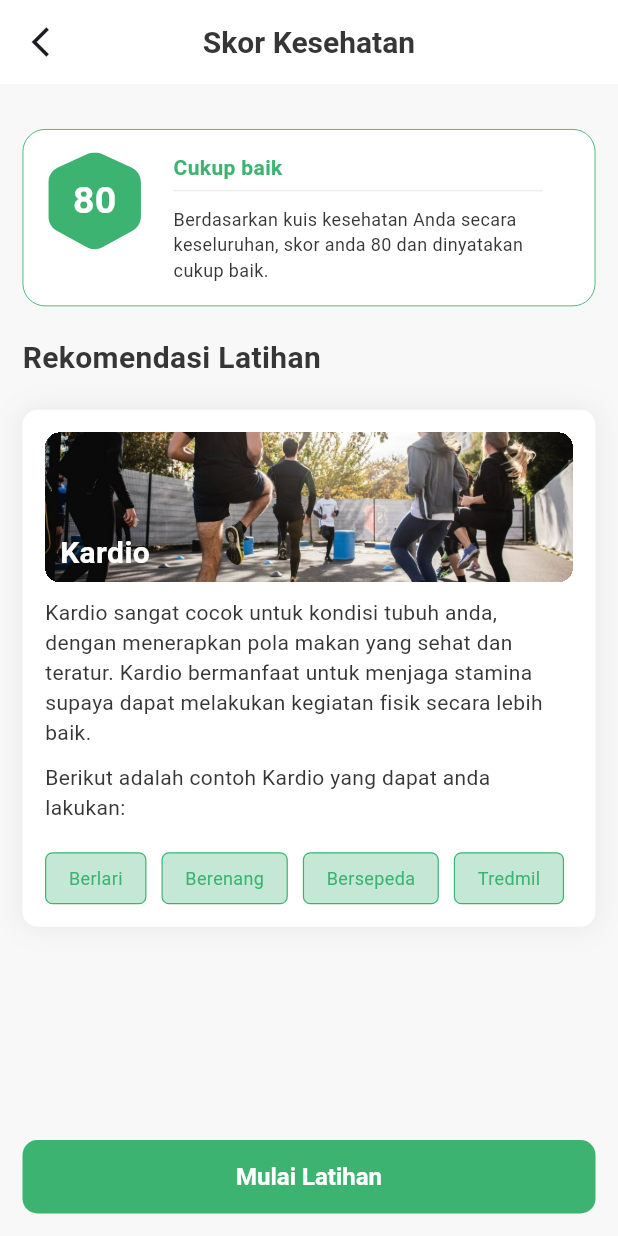
After one commit to gdsc-ums/Hahu_hoheng_FitFun, a Flutter app: the HealthScoreView screen opened by its route, on a phone screen of 412 x 824 dp. The commit adds this screen. Run offline on Flutter 3.47's test engine with Material 3 defaults, Android fonts, the phone set to English and light mode, and no system bars; our stand-ins replace cloud_firestore, firebase_auth, firebase_core, flutter_svg, get; accounts and stored records are empty.

Commit message:
add health score page

```diff
--- /dev/null
+++ b/lib/bindings/health_score_binding.dart
@@ -0,0 +1,9 @@
+import 'package:get/get.dart';
+import 'package:hahu_hoheng_fitfun/controllers/heath_score_controller.dart';
+
+class HealthScoreBinding implements Bindings {
+  @override
+  void dependencies() {
+    Get.lazyPut<HealthScoreController>(() => HealthScoreController());
+  }
+}
--- /dev/null
+++ b/lib/controllers/heath_score_controller.dart
@@ -0,0 +1,7 @@
+import 'package:get/get.dart';
+
+class HealthScoreController extends GetxController {
+  final List<String> kardioList = [
+    "Berlari", "Berenang", "Bersepeda", "Tredmil"
+  ];
+}
--- a/lib/routes/route.dart
+++ b/lib/routes/route.dart
@@ -1,7 +1,9 @@
 import 'package:get/get.dart';
+import 'package:hahu_hoheng_fitfun/bindings/health_score_binding.dart';
 import 'package:hahu_hoheng_fitfun/bindings/home_binding.dart';
 import 'package:hahu_hoheng_fitfun/bindings/quiz_binding.dart';
 import 'package:hahu_hoheng_fitfun/bindings/login_binding.dart';
+import 'package:hahu_hoheng_fitfun/views/health_score.dart';
 import 'package:hahu_hoheng_fitfun/views/login.dart';
 import 'package:hahu_hoheng_fitfun/bindings/splash_binding.dart';
 import 'package:hahu_hoheng_fitfun/views/signup.dart';
@@ -45,6 +47,12 @@ class AppPage {
       name: RouteName.quizTwo,
       page: () => const QuizViewTwo(),
       transition: Transition.rightToLeft
+    ),
+    GetPage(
+      name: RouteName.healthScore,
+      page: () => const HealthScoreView(),
+      binding: HealthScoreBinding(),
+      transition: Transition.rightToLeft
     )
   ];
 }
--- a/lib/routes/route_name.dart
+++ b/lib/routes/route_name.dart
@@ -5,4 +5,5 @@ abstract class RouteName {
   static const splash = "/splash";
   static const quiz = "/quiz";
   static const quizTwo = "/quizTwo";
+  static const healthScore = "/health-score";
 }
--- a/lib/themes/app_color.dart
+++ b/lib/themes/app_color.dart
@@ -3,6 +3,6 @@ import 'package:flutter/material.dart';
 const Color primaryColor = Color(0xFF363636);
 const Color secondaryColor = Color(0xFF3CB371);
 const Color bgAppColor = Color(0xFFF8F8F8);
-const Color shadowColor = Color.fromARGB(57, 131, 131, 131);
+const Color shadowColor = Color.fromARGB(57, 179, 178, 178);
 const Color textGrey = Color.fromARGB(255, 187, 189, 191);
 const Color textBlack = Color(0xFF363636);
--- /dev/null
+++ b/lib/views/health_score.dart
@@ -0,0 +1,73 @@
+import 'package:flutter/material.dart';
+import 'package:get/get.dart';
+import 'package:hahu_hoheng_fitfun/themes/app_color.dart';
+import 'package:hahu_hoheng_fitfun/themes/app_font.dart';
+import 'package:hahu_hoheng_fitfun/widgets/healthScore/exercise_recommendation.dart';
+import 'package:hahu_hoheng_fitfun/widgets/healthScore/header_section.dart';
+
+class HealthScoreView extends StatelessWidget {
+  const HealthScoreView({super.key});
+
+  @override
+  Widget build(BuildContext context) {
+    return Scaffold(
+      appBar: AppBar(
+        backgroundColor: Colors.white,
+        scrolledUnderElevation: 0,
+        leading: GestureDetector(
+            onTap: () => Get.back(),
+            child: const Padding(
+              padding: EdgeInsets.only(left: 10.0),
+              child: Icon(Icons.arrow_back_ios),
+            )),
+        title: Text(
+          "Skor Kesehatan",
+          style: text20,
+        ),
+        centerTitle: true,
+      ),
+      body: SafeArea(
+          child: Padding(
+        padding: const EdgeInsetsDirectional.symmetric(horizontal: 15),
+        child: SizedBox(
+          height: Get.height,
+          width: Get.width,
+          child: Stack(
+            children: [
+              const SingleChildScrollView(
+                child: Column(
+                  children: [
+                    SizedBox(
+                      height: 30,
+                    ),
+                    HealthScoreHeader(),
+                    SizedBox(
+                      height: 20,
+                    ),
+                    HealthScoreRecommendation(),
+                    SizedBox(
+                      height: 100,
+                    )
+                  ],
+                ),
+              ),
+              Positioned(
+                  bottom: 15,
+                  child: SizedBox(
+                    width: Get.width - 30,
+                    child: ElevatedButton(
+                        style: ElevatedButton.styleFrom(
+                            backgroundColor: secondaryColor),
+                        onPressed: () {},
+                        child: Text(
+                          "Mulai Latihan",
+                          style: buttonText,
+                        )),
+                  ))
+            ],
+          ),
+        ),
+      )),
+    );
+  }
+}
--- /dev/null
+++ b/lib/widgets/healthScore/exercise_recommendation.dart
@@ -0,0 +1,112 @@
+import 'package:flutter/material.dart';
+import 'package:get/get.dart';
+import 'package:hahu_hoheng_fitfun/controllers/heath_score_controller.dart';
+import 'package:hahu_hoheng_fitfun/themes/app_color.dart';
+import 'package:hahu_hoheng_fitfun/themes/app_font.dart';
+
+class HealthScoreRecommendation extends StatelessWidget {
+  const HealthScoreRecommendation({super.key});
+
+  @override
+  Widget build(BuildContext context) {
+    final controller = Get.find<HealthScoreController>();
+    return Column(
+      crossAxisAlignment: CrossAxisAlignment.start,
+      children: [
+        Text(
+          "Rekomendasi Latihan",
+          style: text20,
+        ),
+        const SizedBox(
+          height: 20,
+        ),
+        Container(
+          padding: const EdgeInsets.all(15),
+          decoration: BoxDecoration(
+              color: Colors.white,
+              borderRadius: BorderRadius.circular(10),
+              boxShadow: const [
+                BoxShadow(
+                    color: shadowColor,
+                    offset: Offset(0, 0),
+                    spreadRadius: 1,
+                    blurRadius: 15)
+              ]),
+          child: Column(
+            crossAxisAlignment: CrossAxisAlignment.start,
+            children: [
+              Container(
+                width: Get.width,
+                height: 100,
+                clipBehavior: Clip.hardEdge,
+                decoration: BoxDecoration(
+                  borderRadius: BorderRadius.circular(10),
+                ),
+                child: Stack(
+                  fit: StackFit.expand,
+                  children: [
+                    Image.asset(
+                      "assets/images/exercise_recommendation.jpg",
+                      fit: BoxFit.cover,
+                    ),
+                    Positioned(
+                        bottom: 5,
+                        left: 10,
+                        child: Text(
+                          "Kardio",
+                          style: text20.copyWith(color: Colors.white),
+                        ))
+                  ],
+                ),
+              ),
+              const SizedBox(
+                height: 10,
+              ),
+              const Padding(
+                padding: EdgeInsets.only(right: 5),
+                child: Column(
+                  crossAxisAlignment: CrossAxisAlignment.start,
+                  children: [
+                    Text(
+                        "Kardio sangat cocok untuk kondisi tubuh anda, dengan menerapkan pola makan yang sehat dan teratur. Kardio bermanfaat untuk menjaga stamina supaya dapat melakukan kegiatan fisik secara lebih baik."),
+                    SizedBox(
+                      height: 10,
+                    ),
+                    Text(
+                        "Berikut adalah contoh Kardio yang dapat anda lakukan:")
+                  ],
+                ),
+              ),
+              const SizedBox(
+                height: 20,
+              ),
+              Wrap(
+                crossAxisAlignment: WrapCrossAlignment.start,
+                runAlignment: WrapAlignment.start,
+                runSpacing: 10,
+                alignment: WrapAlignment.start,
+                spacing: 10,
+                children: controller.kardioList
+                    .map<Widget>((item) => Container(
+                          margin: EdgeInsets.zero,
+                          padding: const EdgeInsets.symmetric(
+                              vertical: 8, horizontal: 15),
+                          decoration: BoxDecoration(
+                              color: const Color(0xFFC4E8D5),
+                              border:
+                                  Border.all(width: 0.8, color: secondaryColor),
+                              borderRadius: BorderRadius.circular(5)),
+                          child: Text(
+                            item,
+                            style: text12.copyWith(color: secondaryColor),
+                          ),
+                        ))
+                    .toList(),
+              )
+            ],
+          ),
+        ),
+      ],
+    );
+  }
+}
--- /dev/null
+++ b/lib/widgets/healthScore/header_section.dart
@@ -0,0 +1,77 @@
+import 'package:flutter/material.dart';
+import 'package:flutter_svg/svg.dart';
+import 'package:get/get.dart';
+
+import '../../themes/app_color.dart';
+import '../../themes/app_font.dart';
+
+class HealthScoreHeader extends StatelessWidget {
+  const HealthScoreHeader({super.key});
+
+  @override
+  Widget build(BuildContext context) {
+    return Container(
+      width: Get.width,
+      padding: const EdgeInsets.all(15),
+      decoration: BoxDecoration(
+          color: Colors.white,
+          borderRadius: BorderRadius.circular(15),
+          border: Border.all(width: 0.6, color: secondaryColor)),
+      child: IntrinsicHeight(
+        child: Row(
+          crossAxisAlignment: CrossAxisAlignment.start,
+          children: [
+            Padding(
+              padding: const EdgeInsets.only(right: 20),
+              child: Stack(
+                alignment: Alignment.center,
+                children: [
+                  SvgPicture.asset(
+                    "assets/svg/hexagon_shape.svg",
+                    height: 65,
+                    width: 65,
+                  ),
+                  Text(
+                    "80",
+                    style: text25.copyWith(color: Colors.white),
+                  )
+                ],
+              ),
+            ),
+            Expanded(
+                child: Padding(
+              padding: const EdgeInsets.only(right: 20.0),
+              child: Column(
+                crossAxisAlignment: CrossAxisAlignment.start,
+                children: [
+                  Text(
+                    "Cukup baik",
+                    style: text14.copyWith(
+                        fontWeight: FontWeight.w600, color: secondaryColor),
+                  ),
+                  const SizedBox(
+                    height: 5,
+                  ),
+                  Container(
+                    height: 1,
+                    width: Get.width,
+                    color: shadowColor,
+                  ),
+                  const SizedBox(
+                    height: 10,
+                  ),
+                  Expanded(
+                      child: Text(
+                    "Berdasarkan kuis kesehatan Anda secara keseluruhan, skor anda 80 dan dinyatakan cukup baik.",
+                    style: text12,
+                    overflow: TextOverflow.visible,
+                  )),
+                ],
+              ),
+            ))
+          ],
+        ),
+      ),
+    );
+  }
+}
--- a/lib/widgets/home/header_section.dart
+++ b/lib/widgets/home/header_section.dart
@@ -4,12 +4,16 @@ import 'package:get/get.dart';
 import 'package:hahu_hoheng_fitfun/themes/app_color.dart';
 import 'package:hahu_hoheng_fitfun/themes/app_font.dart';
 
+import '../../routes/route_name.dart';
+
 class HomeHeaderSection extends StatelessWidget {
   const HomeHeaderSection({super.key});
 
   @override
   Widget build(BuildContext context) {
-    return Container(
+    return GestureDetector(
+      onTap: () => Get.toNamed(RouteName.healthScore),
+      child: Container(
           width: Get.width,
           height: 140,
           padding: const EdgeInsets.all(15),
@@ -65,7 +69,7 @@ class HomeHeaderSection extends StatelessWidget {
                 ),
               ))
             ],
-      ),
+          )),
     );
   }
 }
```
Also changed, not shown: assets/images/exercise_recommendation.jpg (renamed from assets/images/recommended_exercise.jpg). Lines whose indentation alone changed are shown as unchanged.
